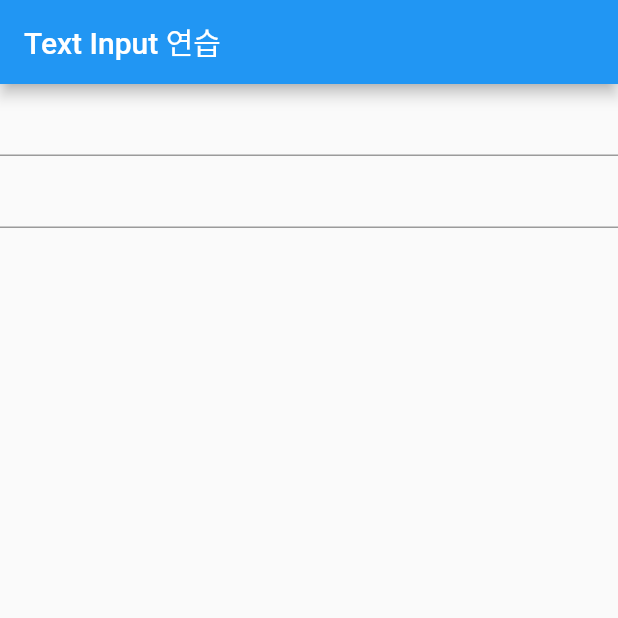
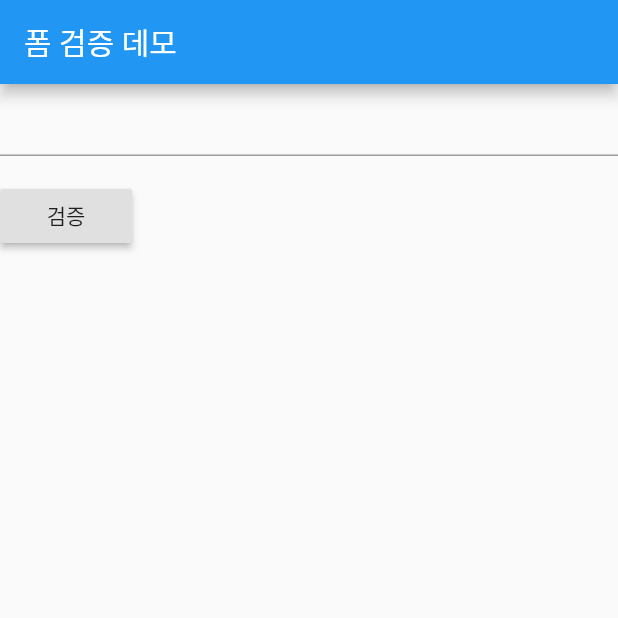
Before and after one commit to tintoll/obesity_calculator, a Flutter app: the screen it shows after launch, on a phone screen of 412 x 824 dp, the top half of it. Run offline on Flutter 3.47's test engine with Material 2 defaults, Android fonts, the phone set to English and light mode, and no system bars.

Commit message:
TextFormField을 이용하여 검증하는 방법 공부

```diff
--- a/lib/main.dart
+++ b/lib/main.dart
@@ -9,7 +9,11 @@ class MyApp extends StatelessWidget {
   Widget build(BuildContext context) {
     return MaterialApp(
       title: 'Obesity Calculator',
-      home: MyCustomForm(),
+      home: Scaffold(
+          appBar: AppBar(
+            title: Text('폼 검증 데모'),
+          ),
+          body: MyCustomForm()),
     );
   }
 }
@@ -20,45 +24,40 @@ class MyCustomForm extends StatefulWidget {
 }
 
 class _MyCustomFormState extends State<MyCustomForm> {
-
-  // TextField 의 현재값을 얻는데 필요
-  final myController = TextEditingController();
-
-  @override
-  void initState() {
-    super.initState();
-    // 상태를 모니터링 할수 있음.
-    myController.addListener(() {
-      print("addListener Text : ${myController.text}");
-    });
-  }
-
-  @override
-  void dispose() {
-    // 화면이 종료될때 반드시 컨트롤러 해제해줘야함.
-    myController.dispose();
-    super.dispose();
-  }
-
+  // Form 위젯에 유니크한 키값을 부여하고 검증시 사용
+  final _formKey = GlobalKey<FormState>();
 
   @override
   Widget build(BuildContext context) {
-    return Scaffold(
-      appBar: AppBar(
-        title: Text('Text Input 연습'),
-      ),
-      body: Column(
+    return Form(
+      key: _formKey,
+      child: Column(
+        crossAxisAlignment: CrossAxisAlignment.start,
         children: [
-          TextField(
-            onChanged: (text) {
-              print('onChange $text');
+          TextFormField(
+            validator: (value) {
+              if (value.isEmpty) {
+                return '입력값을 입력하세요';
+              }
+              return null;
             },
           ),
-          TextField(
-            controller: myController,
+          Padding(
+            padding: const EdgeInsets.symmetric(vertical: 16.0),
+            child: RaisedButton(
+              onPressed: () {
+                // 폼 검증을 통과하면 true, 아니면 false
+                if (_formKey.currentState.validate()) {
+                  // 스낵바 표시
+                  Scaffold.of(context)
+                      .showSnackBar(SnackBar(content: Text('검증완료')));
+                }
+              },
+              child: Text('검증'),
+            ),
           )
         ],
-      )
+      ),
     );
   }
 }
```
